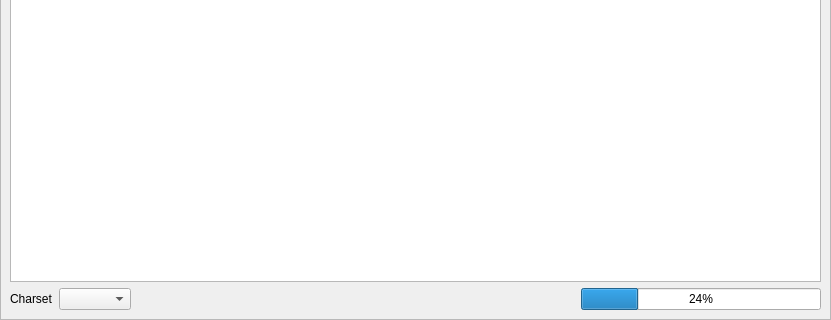
First picture: the form in src/OplPcTools/UI/VmcDetailsActivity.ui, repository brainstream/OPL-PC-Tools, before the edit; both pictures show x 0 to 831 and y 256 to 576 of the 831 by 576 pixel window.
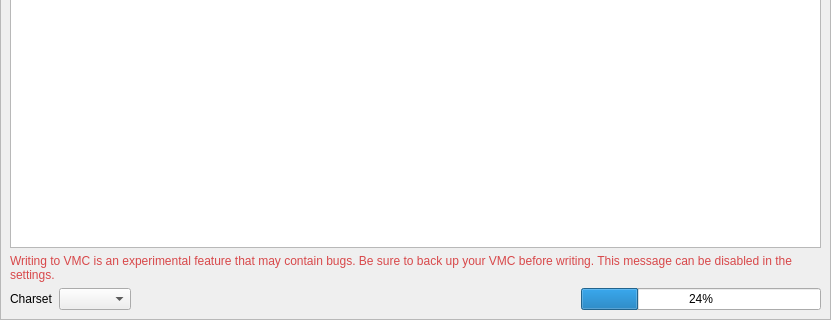
Second picture: the form after the edit. Icons and pictures are not drawn. Custom widgets are drawn as their Qt base class.

Commit message: VMC writing warning

Patch:
```diff
--- a/src/OplPcTools/UI/VmcDetailsActivity.ui
+++ b/src/OplPcTools/UI/VmcDetailsActivity.ui
@@ -189,6 +189,21 @@
         </property>
        </widget>
       </item>
+      <item>
+       <widget class="QLabel" name="mp_label_warning">
+        <property name="styleSheet">
+         <string notr="true">QLabel {
+	color: rgb(216, 72, 74);
+}</string>
+        </property>
+        <property name="text">
+         <string>Writing to VMC is an experimental feature that may contain bugs. Be sure to back up your VMC before writing. This message can be disabled in the settings.</string>
+        </property>
+        <property name="wordWrap">
+         <bool>true</bool>
+        </property>
+       </widget>
+      </item>
       <item>
        <layout class="QHBoxLayout" name="mp_layout_3">
         <item>
```
The commit also changes 7 other files.
